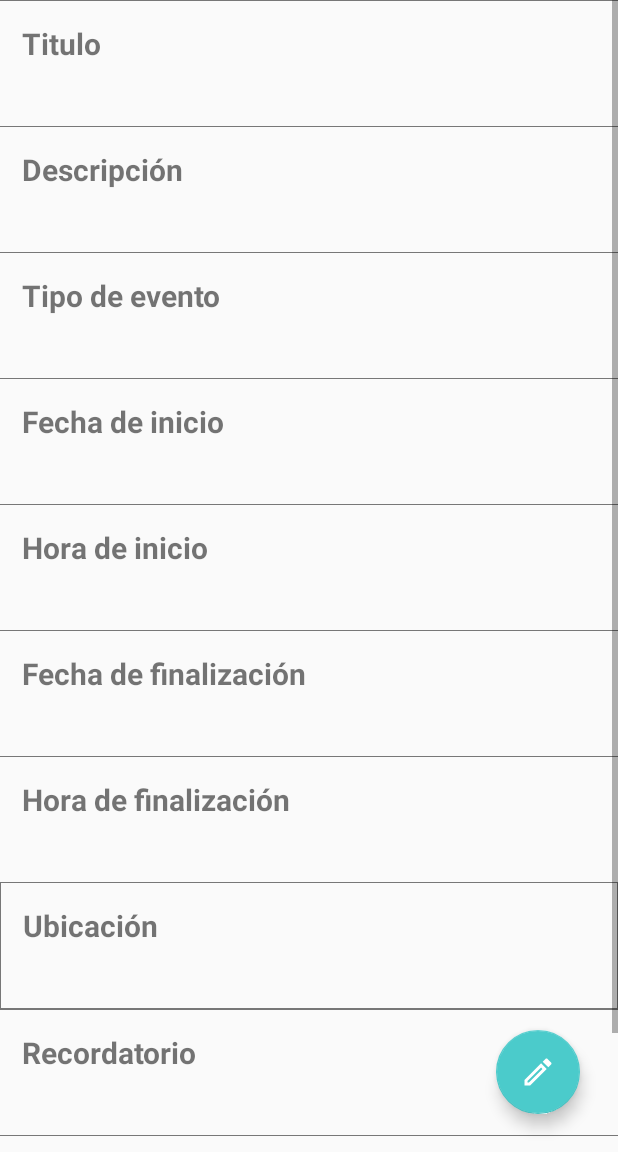
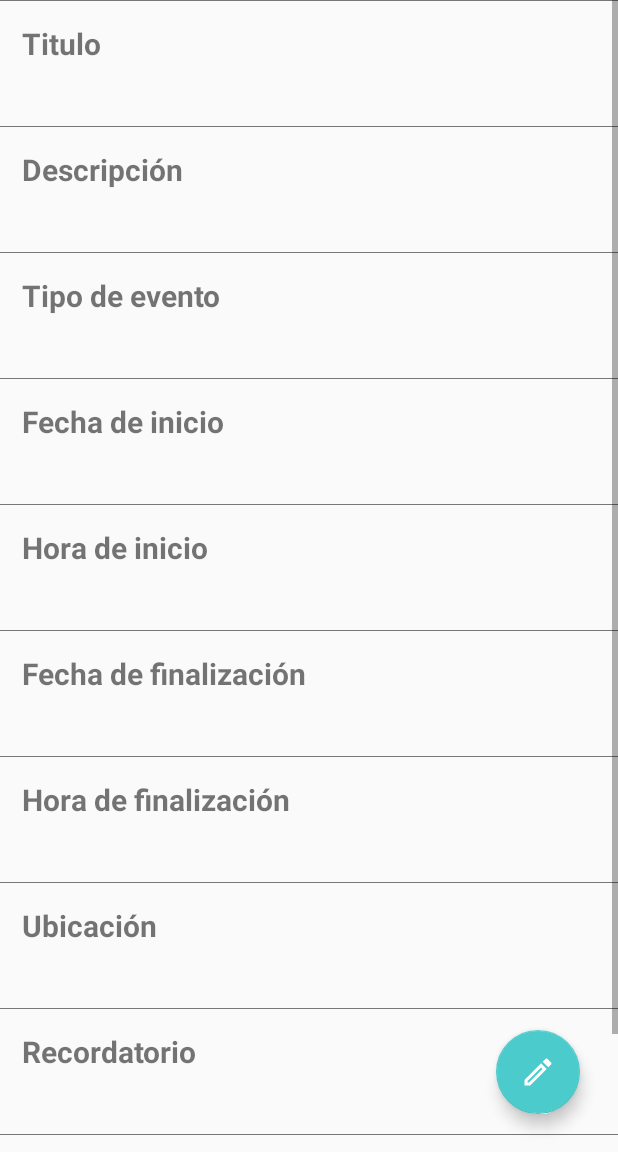
Before and after one commit to LordSinSentido/agendapp, an Android app: the MostrarEventoActivity screen opened directly, with no data from a screen before it, on a phone screen of 412 x 824 dp, the part 84-1236 px from its top. Run offline under Robolectric (Android 15) with nearby library versions, the phone set to English and light mode, and no system bars; 1 statement that could not run was skipped.

Commit message:
Se corrigio el cajon de ubicacion

```diff
--- a/app/src/main/res/layout/activity_mostrar_evento.xml
+++ b/app/src/main/res/layout/activity_mostrar_evento.xml
@@ -247,6 +247,9 @@
             <LinearLayout
                 android:layout_width="match_parent"
                 android:layout_height="wrap_content"
+                android:layout_marginStart="-0.5dp"
+                android:layout_marginEnd="-0.5dp"
+                android:layout_marginBottom="-0.5dp"
                 android:background="@drawable/item_info"
                 android:orientation="vertical"
                 android:paddingTop="15dp"
```
